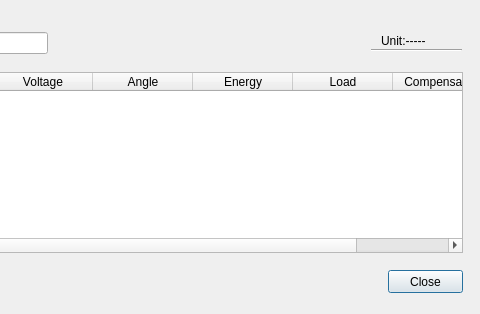
The window that GSCD/stationparameterdialog.ui (fzlgejiao/PowerTool) describes before a commit, drawn with Qt 5; both pictures show x 229 to 709 and y 0 to 314 of the 709 by 314 pixel window.
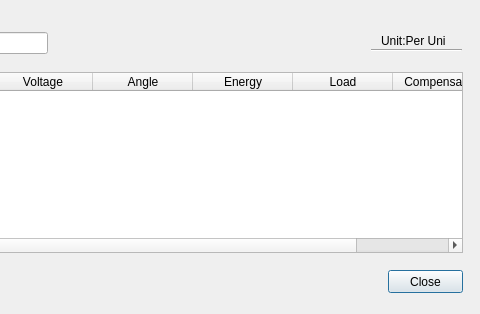
The same window after the commit.

```diff
--- a/GSCD/stationparameterdialog.ui
+++ b/GSCD/stationparameterdialog.ui
@@ -23,7 +23,7 @@
     </rect>
    </property>
    <property name="text">
-    <string>Unit:-----</string>
+    <string>Unit:Per Unit</string>
    </property>
   </widget>
   <widget class="Line" name="line">
```
Left out of the diff: 3 changed lines with no effect on the pictures.
